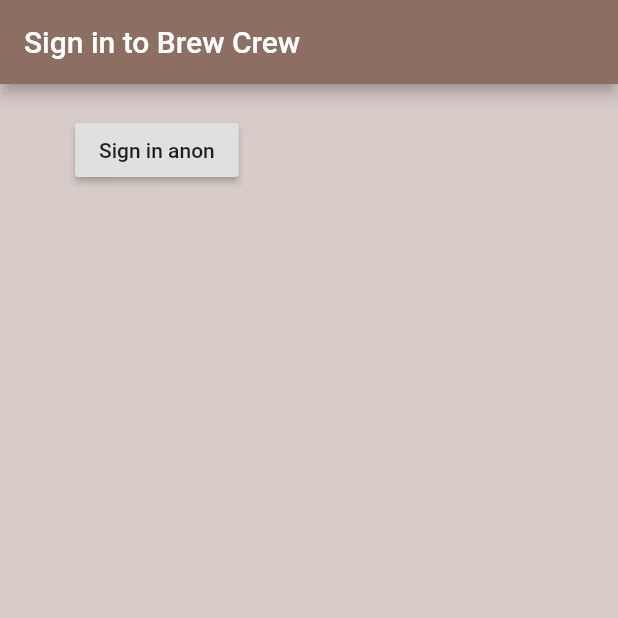
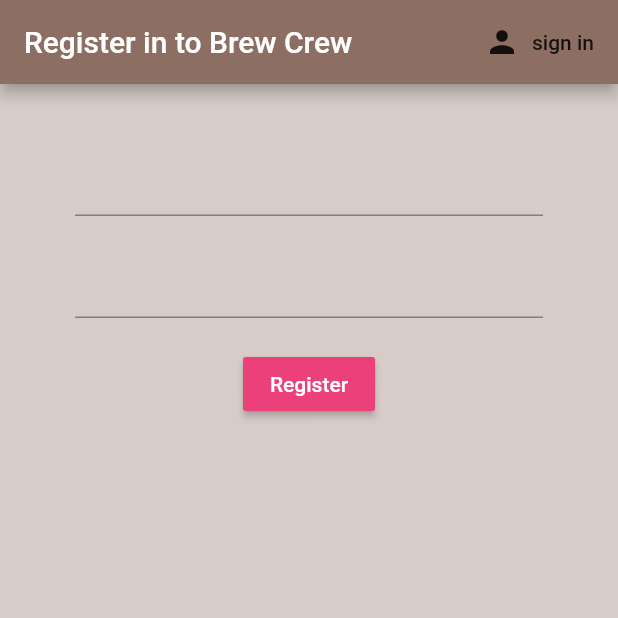
Before and after one commit to karkakol/brew_app, a Flutter app: the screen it shows after launch, on a phone screen of 412 x 824 dp, the top half of it. Run offline on Flutter 3.47's test engine with Material 2 defaults, Android fonts, the phone set to English and light mode, and no system bars; our stand-ins replace firebase_auth, firebase_core, flutter_spinkit; accounts and stored records are empty.

Commit message:
add register with email and passowrd

```diff
--- a/lib/screens/authenticate/authentic.dart
+++ b/lib/screens/authenticate/authentic.dart
@@ -1,3 +1,4 @@
+import 'package:brew_crew/screens/authenticate/register.dart';
 import 'package:brew_crew/screens/authenticate/sign_in.dart';
 import 'package:flutter/material.dart';
 
@@ -7,10 +8,19 @@ class Authenticate extends StatefulWidget {
 }
 
 class _AuthenticateState extends State<Authenticate> {
+
+  bool showSignIn = false;
+
+  void toggleView(){
+    setState(() {
+      showSignIn = !showSignIn;
+    });
+  }
+
   @override
   Widget build(BuildContext context) {
     return Container(
-      child: SignIn(),
+      child: showSignIn ? SignIn(toggleView: toggleView) : Register(toggleView: toggleView),
     );
   }
 }
--- /dev/null
+++ b/lib/screens/authenticate/register.dart
@@ -0,0 +1,96 @@
+import 'package:flutter/material.dart';
+import 'package:brew_crew/services/auth.dart';
+
+class Register extends StatefulWidget {
+  final Function toggleView;
+  Register({this.toggleView });
+
+  @override
+  _RegisterState createState() => _RegisterState();
+}
+
+class _RegisterState extends State<Register> {
+
+  final AuthService _auth = AuthService();
+  final _formKey = GlobalKey<FormState>();
+
+  String email = '';
+  String password = '';
+  String error = '';
+
+  @override
+  Widget build(BuildContext context) {
+    return Scaffold(
+      appBar: AppBar(
+        backgroundColor: Colors.brown[400],
+        //elevation: 0.0,
+        title: Text('Register in to Brew Crew'),
+        actions: [
+          FlatButton.icon(
+            icon: Icon(Icons.person),
+            label: Text('sign in'),
+            onPressed: () {
+              widget.toggleView();
+            },
+          )
+        ],
+      ),
+      backgroundColor: Colors.brown[100],
+      body: Container(
+        padding: EdgeInsets.symmetric(vertical: 20.0, horizontal: 50.0),
+        child: Form(
+          key: _formKey,
+          child: Column(
+            children: [
+              SizedBox(height: 20.0),
+              TextFormField(
+                validator: (val) => val.isEmpty ? 'Enter email' : null,
+                onChanged: (val) {
+                  setState(() {
+                    email = val;
+                  });
+                },
+              ),
+              SizedBox(height: 20.0),
+              TextFormField(
+                validator: (val) => val.length < 6 ? 'Pass is to short' : null,
+                obscureText: true,
+                onChanged: (val) {
+                  setState(() {
+                    password = val;
+                  });
+                },
+              ),
+              SizedBox(height: 20.0),
+              RaisedButton(
+                onPressed: () async {
+                  if(_formKey.currentState.validate()){
+                    dynamic result  = await _auth.registerWithEmailAndPassword(email, password);
+                    if(result == null){
+                      setState(() => error = 'your data is icorrect');
+                    }
+                  }
+                },
+                color: Colors.pink[400],
+                child: Text(
+                  'Register',
+                  style: TextStyle(
+                    color: Colors.white,
+                  ),
+                ),
+              ),
+              SizedBox(height: 20.0),
+              Text(
+                error,
+                style: TextStyle(
+                  color: Colors.red,
+                  fontSize: 14.0
+                ),
+              )
+            ],
+          ),
+        ),
+      ),
+    );
+  }
+}
```
Also changed, not shown: lib/screens/authenticate/sign_in.dart (+59 -16 lines), lib/services/auth.dart (+12 -0 lines).
